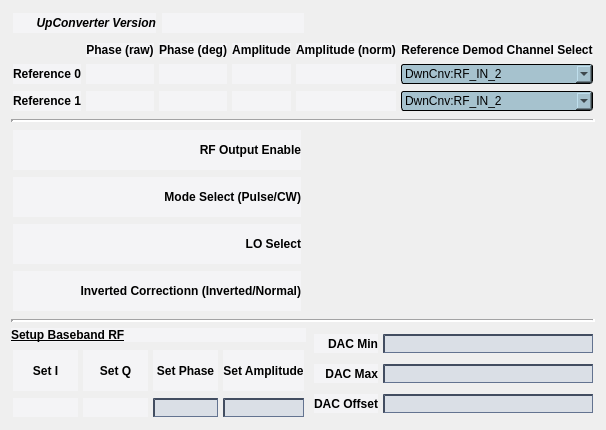
cristinasewell/ATCA_PyDM_Screens, file rf_dac_out.ui: the form before one commit.
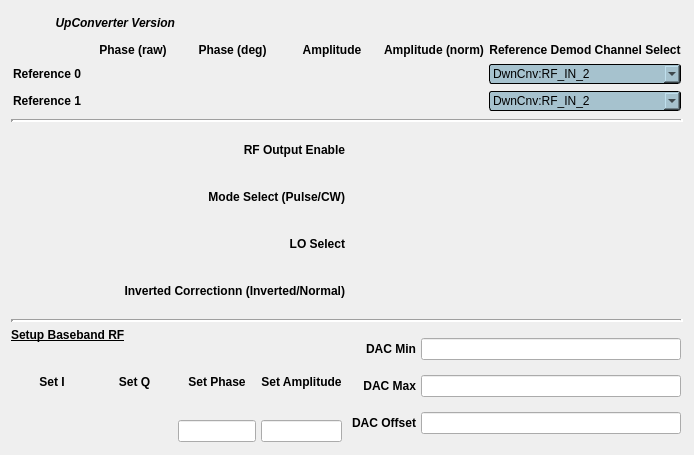
The form after the commit. Custom widgets are drawn as their Qt base class.

Commit message: Remove local stylesheet from rf dac out display

Patch:
```diff
--- a/rf_dac_out.ui
+++ b/rf_dac_out.ui
@@ -6,169 +6,13 @@
    <rect>
     <x>0</x>
     <y>0</y>
-    <width>583</width>
-    <height>430</height>
+    <width>694</width>
+    <height>455</height>
    </rect>
   </property>
   <property name="windowTitle">
    <string>RF DAC Out - ${DEVICE}</string>
   </property>
-  <property name="styleSheet">
-   <string notr="true">/* Background color of popup-list.*/ 
-QComboBox QListView{
-    background-color:white;
-    border:1px solid gray;
-}
-/* Needed to complete the rule set. */
-QComboBox::item:alternate {
-    background: white;
-}
-/* Color of the selected list item. */
-QComboBox::item:selected {
-    border: 1px solid transparent;
-    background:yellow;
-}
-/* Indicator will shine through the label text if you don't make it hidden. */
-QComboBox::indicator{
-    background-color:transparent;
-    selection-background-color:transparent;
-    color:transparent;
-    selection-color:transparent;
-}
-
-QFrame{
-  background-color: rgb(244,244,246)
-}
-
-QPushButton {
-    background-color: rgb(136,157,162);
-    border-color: rgb(212,228,233) rgb(50,88,100) rgb(50,88,100) rgb(212,228,233);
-    border-style: outset;
-    border-radius: 1px;
-    border-width: 2px; 
-    padding: 4px;
-}
-QPushButton:hover {
-   background-color: rgb(106,127,132);
-}
-QPushButton:pressed {
-    background-color: rgb(208,229,232);
-    border-style: inset;
-    border-width: 2px;
-	border-color: rgb(50,88,100) rgb(212,228,233) rgb(212,228,233) rgb(50,88,100);
-}
-QPushButton:checked{
-    background-color: rgb(208,229,232);
-    border-style: inset;
-    border-width: 2px;
-	border-color:  rgb(112,134,142) rgb(229,233,235) rgb(239,233,235) rgb(112,134,142);
-}
-QLineEdit {
-  background-color: rgb(218,223,230);
-  border-color: rgb(66,77,96);
-  border-style: inset;
-  border-width: 2px 1px 1px 2px;
-}
-QLineEdit:hover {
- background-color: rgb(198,203,210)
-}
-PyDMLabel {
-  background-color: rgb(189,197,205);
-}
-
- QTabWidget::pane {
-    border: 1px solid black;
-    background: white;
-}
-
-QTabWidget::tab-bar:top {
-    top: 1px;
-}
-
-QTabWidget::tab-bar:bottom {
-    bottom: 1px;
-}
-
-QTabWidget::tab-bar:left {
-    right: 1px;
-}
-
-QTabWidget::tab-bar:right {
-    left: 1px;
-}
-
-QTabBar::tab {
-    border: 1px solid black;
-}
-
-QTabBar::tab:selected {
-    background: rgb(220,229,236);
-}
-
-QTabBar::tab:!selected {
-    background: rgb(132,165,190);
-}
-
-QTabBar::tab:!selected:hover {
-    background: rgb(120,153,178);
-}
-
-QTabBar::tab:top:!selected {
-    margin-top: 3px;
-}
-
-QTabBar::tab:bottom:!selected {
-    margin-bottom: 3px;
-}
-
-QTabBar::tab:top, QTabBar::tab:bottom {
-    min-width: 6ex;
-    margin-right: -1px;
-    padding: 4px 8px 4px 8px;
-	border-radius: 2px;
-}
-
-QTabBar::tab:top:selected {
-    border-bottom-color: none;
-}
-
-QTabBar::tab:bottom:selected {
-    border-top-color: none;
-}
-
-QTabBar::tab:top:last, QTabBar::tab:bottom:last,
-QTabBar::tab:top:only-one, QTabBar::tab:bottom:only-one {
-    margin-right: 0;
-}
-
-QTabBar::tab:left:!selected {
-    margin-right: 3px;
-}
-
-QTabBar::tab:right:!selected {
-    margin-left: 3px;
-}
-
-QTabBar::tab:left, QTabBar::tab:right {
-    min-height: 6ex;
-    margin-bottom: -1px;
-    padding: 8px 5px 8px 5px;
-	border-radius: 2px;
-}
-
-QTabBar::tab:left:selected {
-    border-left-color: none;
-}
-
-QTabBar::tab:right:selected {
-    border-right-color: none;
-}
-
-QTabBar::tab:left:last, QTabBar::tab:right:last,
-QTabBar::tab:left:only-one, QTabBar::tab:right:only-one {
-    margin-bottom: 0;
-}</string>
-  </property>
   <layout class="QGridLayout" name="gridLayout_5">
    <item row="5" column="0">
     <widget class="QLabel" name="label_13">
@@ -1257,11 +1101,6 @@
    <extends>QLabel</extends>
    <header>pydm.widgets.label</header>
   </customwidget>
-  <customwidget>
-   <class>PyDMLineEdit</class>
-   <extends>QLineEdit</extends>
-   <header>pydm.widgets.line_edit</header>
-  </customwidget>
   <customwidget>
    <class>PyDMEnumButton</class>
    <extends>QWidget</extends>
@@ -1272,6 +1111,11 @@
    <extends>QComboBox</extends>
    <header>pydm.widgets.enum_combo_box</header>
   </customwidget>
+  <customwidget>
+   <class>PyDMLineEdit</class>
+   <extends>QLineEdit</extends>
+   <header>pydm.widgets.line_edit</header>
+  </customwidget>
  </customwidgets>
  <resources/>
  <connections/>
```
